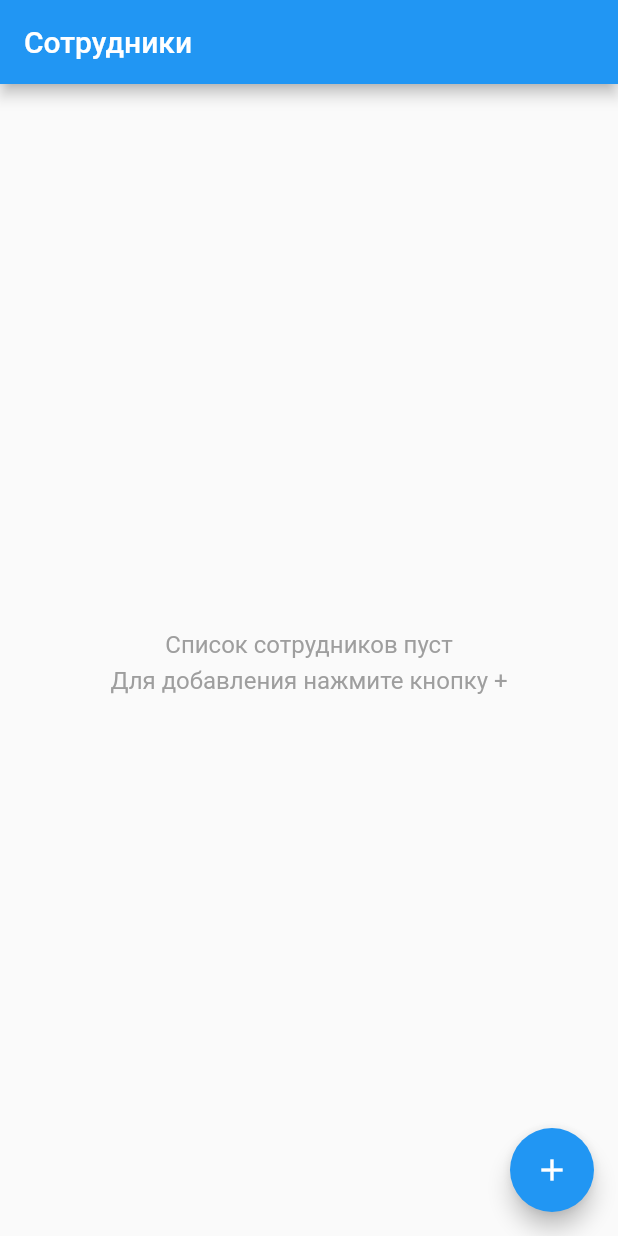
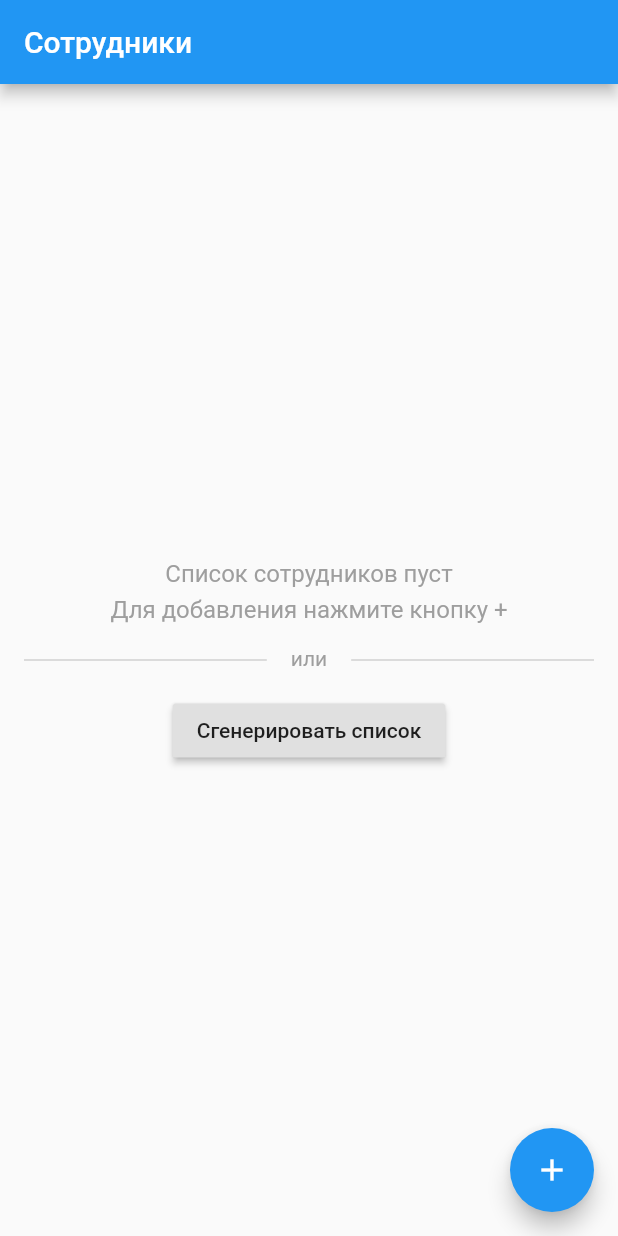
Before and after one commit to PiN73/employees, a Flutter app: the screen it shows after launch, on a phone screen of 412 x 824 dp. Run offline on Flutter 3.47's test engine with Material 2 defaults, Android fonts, the phone set to English and light mode, and no system bars; our stand-ins replace moor, moor_flutter; generated files the repository leaves out were written again.

Commit message:
adding dummy data

```diff
--- a/lib/data/repository.dart
+++ b/lib/data/repository.dart
@@ -1,4 +1,5 @@
 import 'package:employees/data/db.dart';
+import 'package:employees/data/dummy.dart';
 
 class Repository {
   final _db = MyDatabase();
@@ -16,4 +17,6 @@ class Repository {
 
   Future<void> addEmployeeChild(ChildrenCompanion entry) =>
       _db.addChild(entry);
+
+  void addDummy() => addDummyData(_db);
 }
--- a/lib/pages/employees_page.dart
+++ b/lib/pages/employees_page.dart
@@ -60,10 +60,25 @@ class _EmployeesList extends StatelessWidget {
   @override
   Widget build(BuildContext context) {
     if (data.isEmpty) {
-      return Padding(
-        padding: EdgeInsets.all(16),
-        child: Center(
-          child: Text(
+      return _EmployeesEmptyList();
+    }
+    return ListView.separated(
+      itemCount: data.length,
+      itemBuilder: (context, i) => _Employee(data: data[i]),
+      separatorBuilder: (context, i) => Divider(height: 0, indent: 72),
+    );
+  }
+}
+
+class _EmployeesEmptyList extends StatelessWidget {
+  @override
+  Widget build(BuildContext context) {
+    return Padding(
+      padding: EdgeInsets.all(16),
+      child: Column(
+        mainAxisAlignment: MainAxisAlignment.center,
+        children: [
+          Text(
             'Список сотрудников пуст\nДля добавления нажмите кнопку +',
             style: Theme.of(context).textTheme.subtitle1.copyWith(
               height: 1.5,
@@ -71,13 +86,56 @@ class _EmployeesList extends StatelessWidget {
             ),
             textAlign: TextAlign.center,
           ),
-        ),
-      );
-    }
-    return ListView.separated(
-      itemCount: data.length,
-      itemBuilder: (context, i) => _Employee(data: data[i]),
-      separatorBuilder: (context, i) => Divider(height: 0, indent: 72),
+          Row(
+            crossAxisAlignment: CrossAxisAlignment.center,
+            children: [
+              Expanded(
+                child: Divider(
+                  color: Colors.black.withOpacity(.25),
+                ),
+              ),
+              Padding(
+                padding: EdgeInsets.all(16),
+                child: Text(
+                  'или',
+                  style: TextStyle(
+                    color: Colors.grey,
+                    height: 1,
+                  ),
+                ),
+              ),
+              Expanded(
+                child: Divider(
+                  color: Colors.black.withOpacity(.25),
+                ),
+              ),
+            ],
+          ),
+          _AddDummyButton(),
+        ],
+      ),
+    );
+  }
+}
+
+class _AddDummyButton extends StatefulWidget {
+  @override
+  _AddDummyButtonState createState() => _AddDummyButtonState();
+}
+
+class _AddDummyButtonState extends State<_AddDummyButton> {
+  bool isGenerating = false;
+
+  @override
+  Widget build(BuildContext context) {
+    return RaisedButton(
+      child: Text('Сгенерировать список'),
+      onPressed: isGenerating ? null : () async {
+        setState(() {
+          isGenerating = true;
+        });
+        context.read<Repository>().addDummy();
+      },
     );
   }
 }
```
Also changed, not shown: lib/data/dummy.dart (added, +59 -0 lines).
